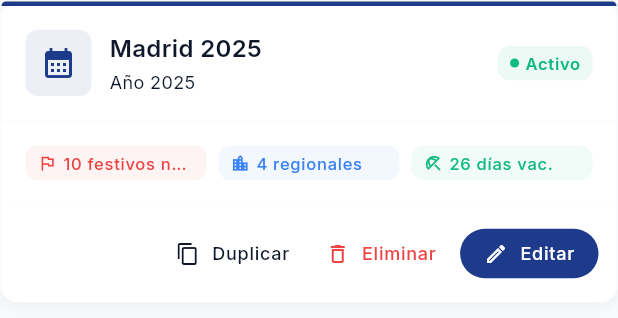
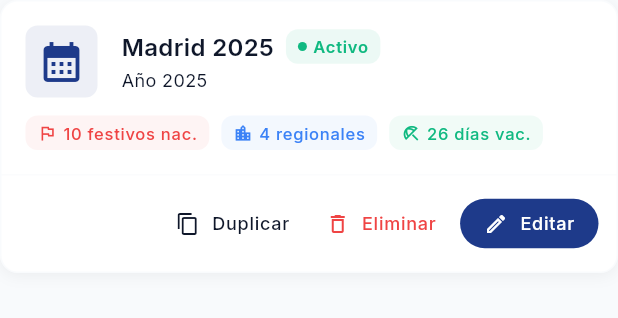
Before and after one commit to skiveldev/control-horario, a Flutter app: the CalendarCard widget shown alone on an empty page, opened directly with sample values from the repository, on a phone screen of 412 x 824 dp. Shown: the top 318 px of the screen. Run offline on Flutter 3.47's test engine with Material 3 defaults, Android fonts, the phone set to English and light mode, and no system bars; our stand-ins replace cloud_firestore, firebase_auth, firebase_core, flutter_riverpod, freezed_annotation, go_router and 5 more; accounts and stored records are empty; generated files the repository leaves out were written again.

Commit message:
style(admin): refine calendar management layout

````diff
--- a/lib/features/admin/presentation/widgets/calendar_card.dart
+++ b/lib/features/admin/presentation/widgets/calendar_card.dart
@@ -5,10 +5,10 @@ import '../../../../core/theme/app_spacing.dart';
 import '../../models/holiday_type.dart';
 import '../../models/work_calendar_model.dart';
 
-/// Card para mostrar un calendario laboral en la lista de gestión
+/// Card para mostrar un calendario laboral en la lista de gestión.
 ///
-/// Muestra nombre, año, estado (activo/borrador), estadísticas honestas
-/// de festivos y vacaciones, y botones de acción.
+/// Diseño horizontal amplio: icono, título, badge de estado, chips de
+/// estadísticas y barra de acciones con editar, duplicar y eliminar.
 ///
 /// Ejemplo de uso:
 /// ```dart
@@ -54,76 +54,84 @@ class CalendarCard extends StatelessWidget {
         crossAxisAlignment: CrossAxisAlignment.stretch,
         mainAxisSize: MainAxisSize.min,
         children: [
-          // Accent strip
-          Container(
-            height: 3,
-            decoration: BoxDecoration(
-              color: calendar.isActive
-                  ? AppColors.primary
-                  : cs.outlineVariant.withValues(alpha: 0.4),
-              borderRadius: const BorderRadius.only(
-                topLeft: Radius.circular(AppSpacing.radiusMd),
-                topRight: Radius.circular(AppSpacing.radiusMd),
-              ),
+          // ── Top section: icon, title area, stats chips ──
+          Padding(
+            padding: AppSpacing.allLg,
+            child: Wrap(
+              spacing: AppSpacing.lg,
+              runSpacing: AppSpacing.md,
+              crossAxisAlignment: WrapCrossAlignment.center,
+              children: [
+                // Large calendar icon
+                _buildIcon(context, cs),
+                // Name, year, and status badge
+                _buildTitleArea(context, cs),
+                // Stats chips
+                _buildStatsRow(cs),
+              ],
             ),
           ),
 
-          // Header
-          _buildHeader(context, cs),
-
-          // Divider
+          // ── Divider ──
           Divider(height: 1, color: cs.outlineVariant.withValues(alpha: 0.3)),
 
-          // Stats
-          _buildStats(cs),
-
-          // Divider
-          Divider(height: 1, color: cs.outlineVariant.withValues(alpha: 0.3)),
-
-          // Footer actions
+          // ── Action bar ──
           _buildActions(cs),
         ],
       ),
     );
   }
 
-  Widget _buildHeader(BuildContext context, ColorScheme cs) {
-    return Padding(
-      padding: AppSpacing.allLg,
-      child: Row(
-        children: [
-          // Calendar icon
-          Container(
-            width: 44,
-            height: 44,
+  // ===========================================================================
+  // ICON
+  // ===========================================================================
+
+  Widget _buildIcon(BuildContext context, ColorScheme cs) {
+    final isActive = calendar.isActive;
+    return Container(
+      width: 48,
+      height: 48,
       decoration: BoxDecoration(
-              color: calendar.isActive
+        color: isActive
             ? AppColors.primary.withValues(alpha: 0.08)
             : cs.surfaceContainerHighest,
         borderRadius: AppSpacing.borderRadiusSm,
       ),
       child: Icon(
         Icons.calendar_month,
-              size: AppSpacing.iconLg,
-              color:
-                  calendar.isActive ? AppColors.primary : cs.onSurfaceVariant,
+        size: AppSpacing.iconXl,
+        color: isActive ? AppColors.primary : cs.onSurfaceVariant,
       ),
-          ),
+    );
+  }
 
-          AppSpacing.horizontalSpaceMd,
+  // ===========================================================================
+  // TITLE AREA
+  // ===========================================================================
 
-          // Name + year
-          Expanded(
-            child: Column(
+  Widget _buildTitleArea(BuildContext context, ColorScheme cs) {
+    return Column(
       crossAxisAlignment: CrossAxisAlignment.start,
+      mainAxisSize: MainAxisSize.min,
       children: [
-                Text(
+        // Name + status badge
+        Row(
+          mainAxisSize: MainAxisSize.min,
+          children: [
+            Flexible(
+              child: Text(
                 calendar.name,
                 style: AppTextStyles.h5.copyWith(color: cs.onSurface),
                 overflow: TextOverflow.ellipsis,
                 maxLines: 1,
               ),
+            ),
+            AppSpacing.horizontalSpaceSm,
+            _buildStatusBadge(cs),
+          ],
+        ),
         const SizedBox(height: 2),
+        // Year subtitle
         Text(
           'Año ${calendar.year}',
           style: AppTextStyles.bodySmall.copyWith(
@@ -131,15 +139,12 @@ class CalendarCard extends StatelessWidget {
           ),
         ),
       ],
-            ),
-          ),
-
-          // Status badge
-          _buildStatusBadge(cs),
-        ],
-      ),
     );
   }
+
+  // ===========================================================================
+  // STATUS BADGE
+  // ===========================================================================
 
   Widget _buildStatusBadge(ColorScheme cs) {
     final isActive = calendar.isActive;
@@ -181,7 +186,11 @@ class CalendarCard extends StatelessWidget {
     );
   }
 
-  Widget _buildStats(ColorScheme cs) {
+  // ===========================================================================
+  // STATS CHIPS
+  // ===========================================================================
+
+  Widget _buildStatsRow(ColorScheme cs) {
     final nationals =
         calendar.events.where((e) => e.type == HolidayType.national).length;
     final regionals = calendar.events
@@ -190,39 +199,35 @@ class CalendarCard extends StatelessWidget {
         .length;
     final vacations = calendar.totalVacationDays;
 
-    return Padding(
-      padding: AppSpacing.allLg,
-      child: Row(
+    return Wrap(
+      spacing: AppSpacing.sm,
+      runSpacing: AppSpacing.xs,
       children: [
-          _buildStatChip(
+        _statChip(
           icon: Icons.flag_outlined,
           label: '$nationals festivos nac.',
           color: AppColors.error,
         ),
-          AppSpacing.horizontalSpaceSm,
-          _buildStatChip(
+        _statChip(
           icon: Icons.location_city_outlined,
           label: '$regionals regionales',
           color: AppColors.info,
         ),
-          AppSpacing.horizontalSpaceSm,
-          _buildStatChip(
+        _statChip(
           icon: Icons.beach_access_outlined,
           label: '$vacations días vac.',
           color: AppColors.success,
         ),
       ],
-      ),
     );
   }
 
-  Widget _buildStatChip({
+  Widget _statChip({
     required IconData icon,
     required String label,
     required Color color,
   }) {
-    return Expanded(
-      child: Container(
+    return Container(
       padding: AppSpacing.symmetric(
         horizontal: AppSpacing.sm,
         vertical: AppSpacing.xs,
@@ -236,18 +241,18 @@ class CalendarCard extends StatelessWidget {
         children: [
           Icon(icon, size: 13, color: color),
           AppSpacing.horizontalSpaceXs,
-            Flexible(
-              child: Text(
+          Text(
             label,
             style: AppTextStyles.labelSmall.copyWith(color: color),
-                overflow: TextOverflow.ellipsis,
-              ),
           ),
         ],
       ),
-      ),
     );
   }
+
+  // ===========================================================================
+  // ACTIONS
+  // ===========================================================================
 
   Widget _buildActions(ColorScheme cs) {
     return Padding(
````
Also changed, not shown: lib/features/admin/presentation/screens/calendar_management_screen.dart (+18 -39 lines), 1 other file. Lines whose indentation alone changed are shown as unchanged.
